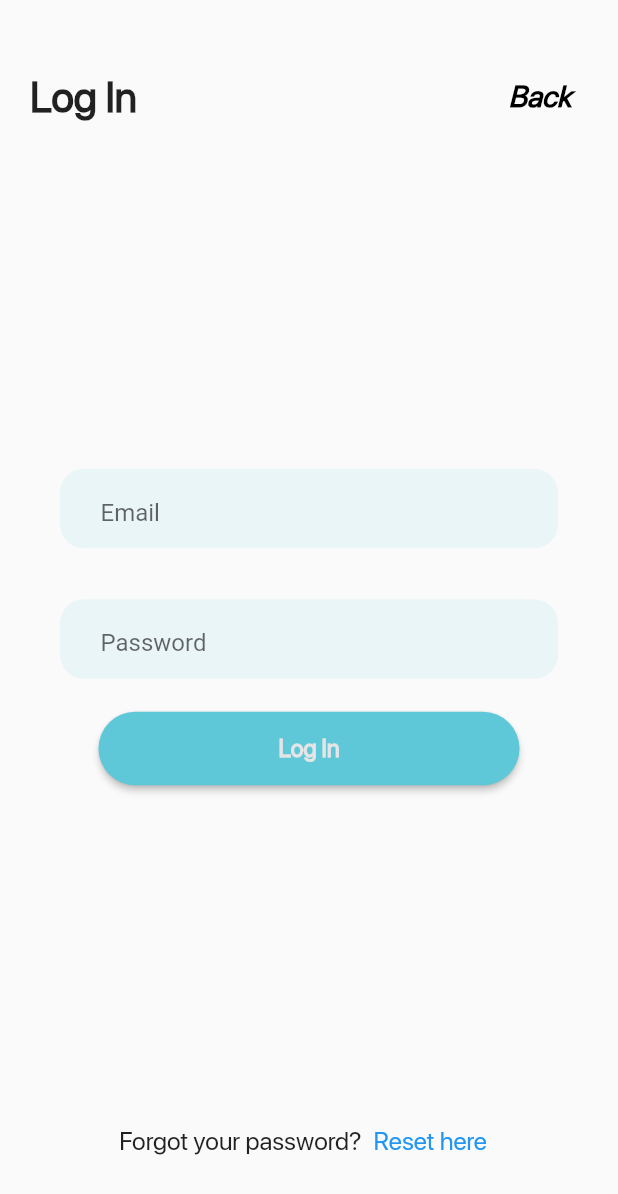
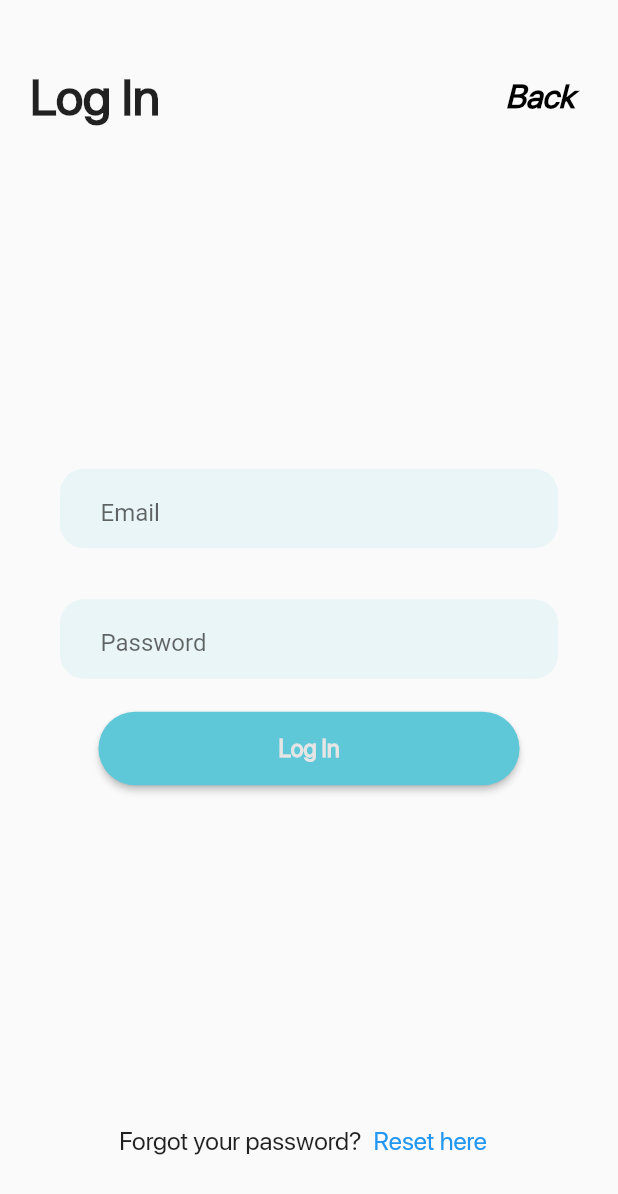
Before and after one commit to bryanjudetoh/capstone-flutter-app, a Flutter app: the VerificationScreen screen opened directly with empty values, after a tap on "Back", on a phone screen of 412 x 824 dp. Shown: the top 1194 px of the screen. Run offline on Flutter 3.47's test engine with Material 2 defaults, Android fonts, the phone set to English and light mode, and no system bars; our stand-ins replace flutter_secure_storage, form_field_validator, jwt_decoder, url_launcher_web; missing offline and left inert: open_mail_app; accounts and stored records are empty.

Commit message:
added plaintextbutton component

```diff
--- a/lib/constants.dart
+++ b/lib/constants.dart
@@ -1,71 +1,127 @@
 import 'package:flutter/cupertino.dart';
 import 'package:flutter/material.dart';
+import 'package:flutter/painting.dart';
+import 'package:flutter/rendering.dart';
 
 const kWhite = Color(0xFFE5E5E5);
 const kBlack = Color(0xFF000000);
 const kLightBlue = Color(0xFF5EC8D8);
 const kYellow = Color(0xFFFAAD19);
 const kGrey = Color(0xFFDBDFF1);
+const kTeal = Color(0xFF6FBCB5);
+const kRed = Color(0xFFF15929);
 
+const hugeTitleTextStyle = TextStyle(
+  fontFamily: 'SF Pro Display',
+  fontSize: 60.0,
+  height: 1.25,
+);
 
-const xLargeTitleTextStyle = TextStyle(
+const hugeTitleTextStyleBold = TextStyle(
+  fontFamily: 'SF Pro Display',
+  fontSize: 60.0,
+  height: 1.25,
+  fontWeight: FontWeight.bold,
+);
+
+const largeTitleTextStyle = TextStyle(
+  fontFamily: 'SF Pro Display',
+  fontSize: 34.0,
+  height: 1.25,
+);
+
+const largeTitleTextStyleBold = TextStyle(
+  fontFamily: 'SF Pro Display',
+  fontSize: 34.0,
+  height: 1.25,
+  fontWeight: FontWeight.bold,
+);
+
+const titleOneTextStyle = TextStyle(
     fontFamily: 'SF Pro Display',
     fontSize: 28.0,
     height: 1.25,
-    fontWeight: FontWeight.bold
+    fontWeight: FontWeight.bold,
 );
 
-const largeTitleTextStyle = TextStyle(
+const titleOneTextStyleBold = TextStyle(
+    fontFamily: 'SF Pro Display',
+    fontSize: 28.0,
+    height: 1.25,
+    fontWeight: FontWeight.bold,
+);
+
+const titleTwoTextStyle = TextStyle(
     fontFamily: 'SF Pro Display',
     fontSize: 22.0,
     height: 1.25,
-    fontWeight: FontWeight.bold
 );
 
-const mediumTitleTextStyle = TextStyle(
+const titleTwoTextStyleBold = TextStyle(
+    fontFamily: 'SF Pro Display',
+    fontSize: 22.0,
+    height: 1.25,
+    fontWeight: FontWeight.bold,
+);
+
+const titleThreeTextStyle = TextStyle(
     fontFamily: 'SF Pro Display',
     fontSize: 20.0,
     height: 1.25,
-    fontWeight: FontWeight.bold
+);
+
+const titleThreeTextStyleBold = TextStyle(
+    fontFamily: 'SF Pro Display',
+    fontSize: 20.0,
+    height: 1.25,
+    fontWeight: FontWeight.bold,
 );
 
 const bodyTextStyle = TextStyle(
     fontFamily: 'SF Pro Display',
     fontSize: 17.0,
-    height: 1.25
+    height: 1.25,
 );
 
 const bodyTextStyleBold = TextStyle(
     fontFamily: 'SF Pro Display',
     fontSize: 17.0,
     height: 1.25,
-    fontWeight: FontWeight.bold
+    fontWeight: FontWeight.bold,
 );
 
 const smallBodyTextStyle = TextStyle(
     fontFamily: 'SF Pro Display',
     fontSize: 15.0,
-    height: 1.25
+    height: 1.25,
 );
 
 const smallBodyTextStyleBold = TextStyle(
     fontFamily: 'SF Pro Display',
     fontSize: 15.0,
     height: 1.25,
-    fontWeight: FontWeight.bold
+    fontWeight: FontWeight.bold,
 );
 
 const xSmallBodyTextStyle = TextStyle(
     fontFamily: 'SF Pro Display',
     fontSize: 13.0,
-    height: 1.25
+    height: 1.25,
 );
 
 const xSmallBodyTextStyleBold = TextStyle(
     fontFamily: 'SF Pro Display',
     fontSize: 13.0,
     height: 1.25,
-    fontWeight: FontWeight.bold
+    fontWeight: FontWeight.bold,
+);
+
+const backButtonBoldItalics = TextStyle(
+    fontFamily: "SF Pro Display",
+    fontSize: 22.0,
+    fontStyle: FontStyle.italic,
+    fontWeight: FontWeight.bold,
+    color: Colors.black
 );
 
 var countryCodesList = ['MN', 'SG', 'MY'];
--- a/lib/screens/home.dart
+++ b/lib/screens/home.dart
@@ -36,7 +36,7 @@ class _HomeScreenState extends State<HomeScreen> {
               Padding(padding: EdgeInsets.all(16.0),
                   child: Text(
                     'Received ${user.firstName}\'s user data',
-                    style: largeTitleTextStyle,
+                    style: titleTwoTextStyleBold,
                   ),
               ),
               RoundedButton(
@@ -56,7 +56,7 @@ class _HomeScreenState extends State<HomeScreen> {
               ),
               Padding(
                 padding: const EdgeInsets.only(top: 16),
-                child: Text('Error: ${snapshot.error}' , style: largeTitleTextStyle,),
+                child: Text('Error: ${snapshot.error}' , style: titleTwoTextStyleBold,),
               ),
             ];
           }
@@ -69,7 +69,7 @@ class _HomeScreenState extends State<HomeScreen> {
               ),
               Padding(
                 padding: EdgeInsets.only(top: 16),
-                child: Text('Loading user...', style: largeTitleTextStyle,),
+                child: Text('Loading user...', style: titleTwoTextStyleBold,),
               )
             ];
           }
--- a/lib/screens/login.dart
+++ b/lib/screens/login.dart
@@ -8,6 +8,7 @@ import 'package:youthapp/widgets/form-input.dart';
 import 'package:youthapp/widgets/rounded-button.dart';
 import 'package:youthapp/utilities/validators.dart';
 import 'package:http/http.dart' as http;
+import 'package:youthapp/widgets/text-button.dart';
 
 class LoginScreen extends StatefulWidget {
   const LoginScreen({Key? key}) : super(key: key);
@@ -36,17 +37,14 @@ class _LoginScreenState extends State<LoginScreen> {
               mainAxisAlignment: MainAxisAlignment.spaceBetween,
               children: <Widget>[
                 Text(
-                  "Log In",
-                  style: xLargeTitleTextStyle,
+                  'Log In',
+                  style: largeTitleTextStyleBold,
                 ),
-                TextButton(
-                  style: TextButton.styleFrom(
-                    textStyle: mediumTitleTextStyle,
-                  ),
-                  onPressed: () {Navigator.pushNamedAndRemoveUntil(context, '/', (r) => false);},
-                  child: const Text('Back',
-                    style: TextStyle( fontFamily: "SF Pro Display", fontSize: 20.0, fontStyle: FontStyle.italic, color: Colors.black),
-                  ),
+                PlainTextButton(
+                  title: 'Back',
+                  func: () {Navigator.pushNamedAndRemoveUntil(context, '/', (r) => false);},
+                  textStyle: backButtonBoldItalics,
+                  textColor: kBlack,
                 ),
               ],
             ),
@@ -92,14 +90,10 @@ class _LoginScreenState extends State<LoginScreen> {
                   "Forgot your password?",
                   style: bodyTextStyle,
                 ),
-                TextButton(
-                  style: TextButton.styleFrom(
-                    textStyle: bodyTextStyle,
-                  ),
-                  onPressed: () {Navigator.pushNamed(context, '/forgotpw');},
-                  child: const Text('Reset here',
-                    style: bodyTextStyle,
-                  ),
+                PlainTextButton(
+                    title: 'Reset here',
+                    func: () {Navigator.pushNamed(context, '/forgotpw');},
+                    textStyle: bodyTextStyle
                 ),
               ],
             ),
--- a/lib/screens/verification.dart
+++ b/lib/screens/verification.dart
@@ -3,6 +3,7 @@ import 'package:youthapp/constants.dart';
 import 'package:youthapp/models/user.dart';
 import 'package:youthapp/widgets/rounded-button.dart';
 import 'package:open_mail_app/open_mail_app.dart';
+import 'package:youthapp/widgets/text-button.dart';
 
 class VerificationScreen extends StatelessWidget {
   const VerificationScreen({Key? key}) : super(key: key);
@@ -25,16 +26,13 @@ class VerificationScreen extends StatelessWidget {
               children: <Widget>[
                 Text(
                   "Pending Verification",
-                  style: xLargeTitleTextStyle,
+                  style: titleOneTextStyleBold,
                 ),
-                TextButton(
-                  style: TextButton.styleFrom(
-                    textStyle: mediumTitleTextStyle,
-                  ),
-                  onPressed: () {Navigator.pushNamedAndRemoveUntil(context, '/login', (r) => false);},
-                  child: const Text('Back',
-                    style: TextStyle( fontFamily: "SF Pro Display", fontSize: 20.0, fontStyle: FontStyle.italic, color: Colors.black),
-                  ),
+                PlainTextButton(
+                  title: 'Back',
+                  func: () {Navigator.pushNamedAndRemoveUntil(context, '/login', (r) => false);},
+                  textStyle: titleThreeTextStyleBold,
+                  textColor: kBlack,
                 ),
               ],
             ),
@@ -86,7 +84,7 @@ class VerificationScreen extends StatelessWidget {
       context: context,
       builder: (context) {
         return AlertDialog(
-          title: Text("Open Mail App", style: mediumTitleTextStyle,),
+          title: Text("Open Mail App", style: titleThreeTextStyleBold,),
           content: Text("No mail apps installed", style: bodyTextStyle,),
           actions: <Widget>[
             TextButton(
--- /dev/null
+++ b/lib/widgets/text-button.dart
@@ -0,0 +1,24 @@
+import 'package:flutter/material.dart';
+
+class PlainTextButton extends StatelessWidget {
+  const PlainTextButton({Key? key, required this.title, required this.func, required this.textStyle, this.textColor}) : super(key: key);
+
+  final String title;
+  final VoidCallback func;
+  final TextStyle textStyle;
+  final Color? textColor;
+
+  @override
+  Widget build(BuildContext context) {
+    return TextButton(
+      style: TextButton.styleFrom(
+        textStyle: textStyle,
+      ),
+      onPressed: () {func();},
+      child: Text(
+        title,
+        style: TextStyle(color: textColor),
+      ),
+    );
+  }
+}
```
Also changed, not shown: lib/screens/forgotpw.dart (+8 -9 lines), lib/screens/onboarding.dart (+7 -9 lines), lib/screens/signup.dart (+11 -17 lines), assets/icons/settings.png (added), assets/images/equity-lab-homescreen-logo.png (added), 1 other file.
